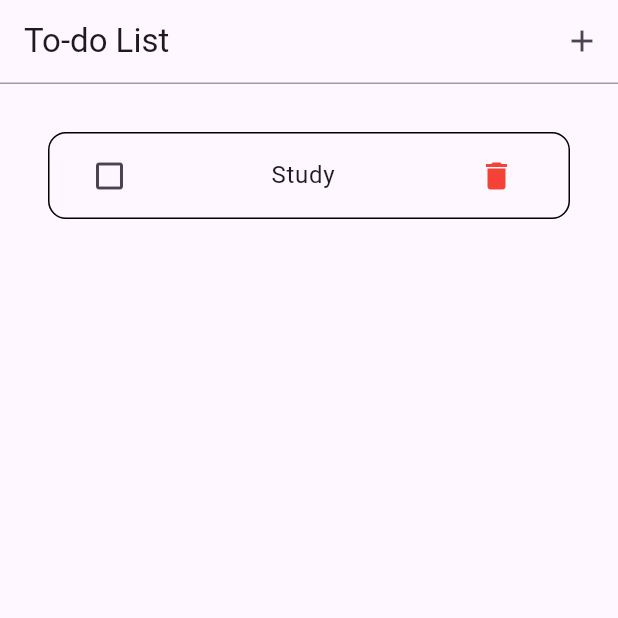
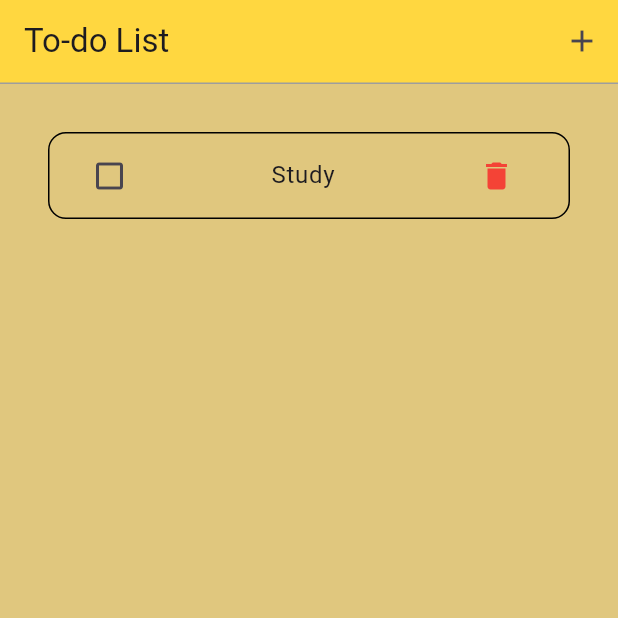
Before and after one commit to lucifron28/simple-to-do-list, a Flutter app: the screen it shows after launch, on a phone screen of 412 x 824 dp, the top half of it. Run offline on Flutter 3.47's test engine with Material 3 defaults, Android fonts, the phone set to English and light mode, and no system bars.

Commit message:
added background color

```diff
--- a/lib/app.dart
+++ b/lib/app.dart
@@ -81,8 +81,10 @@ class _ToDoListState extends State<ToDoList> {
   @override
   Widget build(BuildContext context) {
     return Scaffold(
+      backgroundColor: const Color.fromARGB(255, 224, 199, 126),
       appBar: AppBar(
         title: Text('To-do List'),
+        backgroundColor: Colors.amberAccent,
         actions: [
           Builder(
             builder: (context) {
```
